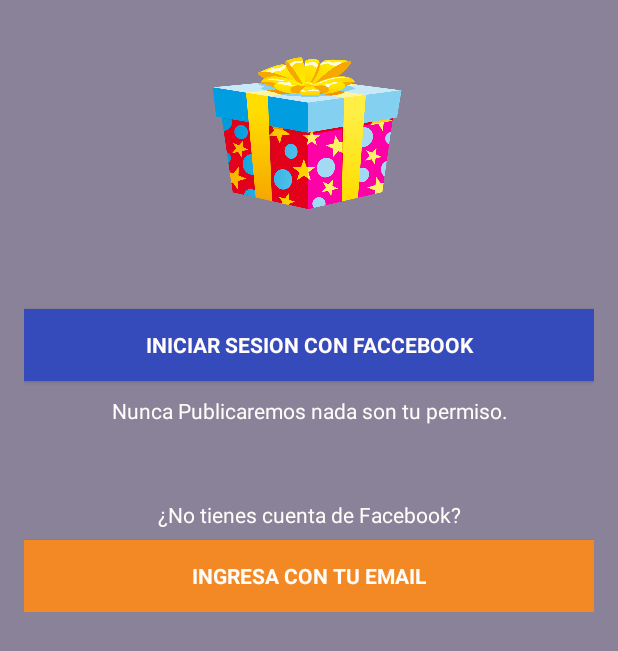
After one commit to xkiRox/Gifts, an Android app: the layout activity_login_facebook.xml on its own in the app's theme, with its tools: preview values and no code run, on a phone screen of 412 x 824 dp. The commit adds this screen. Shown: the top 651 px of the screen. Run offline under Robolectric (Android 15) with nearby library versions, the light colour scheme and no system bars.

Commit message:
nueva imagen

```diff
--- /dev/null
+++ b/app/src/main/res/layout/activity_login_facebook.xml
@@ -0,0 +1,102 @@
+<LinearLayout xmlns:android="http://schemas.android.com/apk/res/android"
+    xmlns:tools="http://schemas.android.com/tools"
+    android:layout_width="match_parent"
+    android:layout_height="match_parent"
+    android:gravity="center_horizontal"
+    android:orientation="vertical"
+    android:paddingBottom="@dimen/activity_vertical_margin"
+    android:paddingLeft="@dimen/activity_horizontal_margin"
+    android:paddingRight="@dimen/activity_horizontal_margin"
+    android:paddingTop="@dimen/activity_vertical_margin"
+    tools:context="com.example.ubiinc.gifts.LoginFacebookActivity"
+    android:background="#898299">
+
+    <!-- Login progress -->
+
+    <ImageView
+        android:layout_width="129dp"
+        android:layout_height="104dp"
+        android:background="@drawable/regalo"
+        android:layout_marginBottom="50dp"
+        android:layout_marginTop="20dp"/>
+
+    <ProgressBar
+        android:id="@+id/login_progress" style="?android:attr/progressBarStyleLarge"
+        android:layout_width="wrap_content"
+        android:layout_height="wrap_content"
+        android:layout_marginBottom="8dp"
+        android:visibility="gone" />
+
+    <ScrollView android:id="@+id/login_form"
+        android:layout_width="match_parent"
+        android:layout_height="match_parent">
+
+        <LinearLayout
+            android:id="@+id/email_login_form"
+            android:layout_width="match_parent"
+            android:layout_height="wrap_content"
+            android:orientation="vertical"
+            android:weightSum="1">
+
+            <android.support.design.widget.TextInputLayout
+                android:layout_width="match_parent"
+                android:layout_height="wrap_content">
+
+            </android.support.design.widget.TextInputLayout>
+
+            <android.support.design.widget.TextInputLayout android:layout_width="match_parent"
+                android:layout_height="wrap_content">
+
+            </android.support.design.widget.TextInputLayout>
+
+            <Button
+                android:id="@+id/email_sign_in_button"
+                style="?android:textAppearanceSmall"
+                android:layout_width="match_parent"
+                android:layout_height="wrap_content"
+                android:layout_marginTop="16dp"
+                android:text="@string/action_sign_in_Facebook"
+                android:textStyle="bold"
+                android:background="#354ABB"
+                android:textColor="#FFFCF9"
+
+
+                />
+
+            <TextView
+                android:layout_width="match_parent"
+                android:layout_height="wrap_content"
+                android:textAppearance="?android:attr/textAppearanceSmall"
+                android:text="Nunca Publicaremos nada son tu permiso."
+                android:id="@+id/textView"
+                android:layout_weight="0.43"
+                android:textColor="#FFFCF9"
+                android:textAlignment="center"
+                android:layout_marginTop="10dp"/>
+
+            <TextView
+                android:layout_width="match_parent"
+                android:layout_height="wrap_content"
+                android:textAppearance="?android:attr/textAppearanceSmall"
+                android:text="¿No tienes cuenta de Facebook?"
+                android:id="@+id/textView2"
+                android:layout_marginTop="50dp"
+                android:textColor="#FFFCF9"
+                android:textAlignment="center"/>
+
+            <Button
+                style="?android:textAppearanceSmall"
+                android:id="@+id/button"
+                android:layout_width="match_parent"
+                android:layout_height="wrap_content"
+                android:layout_marginTop="7dp"
+                android:text="@string/action_sign_in_Correo"
+                android:textStyle="bold"
+                android:background="#F38925"
+                android:textColor="#FFFCF9"
+                />
+
+
+        </LinearLayout>
+    </ScrollView>
+</LinearLayout>
--- a/app/src/main/res/values/colors.xml
+++ b/app/src/main/res/values/colors.xml
@@ -1,6 +1,6 @@
 <?xml version="1.0" encoding="utf-8"?>
 <resources>
-    <color name="colorPrimary">#3F51B5</color>
+    <color name="colorPrimary">#1E9998</color>
     <color name="colorPrimaryDark">#303F9F</color>
     <color name="colorAccent">#FFF</color>
 </resources>
--- a/app/src/main/res/values/strings.xml
+++ b/app/src/main/res/values/strings.xml
@@ -13,4 +13,10 @@
     <string name="permission_rationale">"Contacts permissions are needed for providing email
         completions."
     </string>
+
+    <string name="title_activity_login_facebook">Gift</string>
+    <string name="action_sign_in_Facebook">iniciar sesion con Faccebook</string>
+    <string name="action_sign_in_Correo">Ingresa con tu email</string>
+
+
 </resources>
--- a/app/src/main/res/values/styles.xml
+++ b/app/src/main/res/values/styles.xml
@@ -3,7 +3,7 @@
     <!-- Base application theme. -->
     <style name="AppTheme" parent="Theme.AppCompat.Light.DarkActionBar">
         <!-- Customize your theme here. -->
-        <item name="colorPrimary">@color/colorPrimary</item>
+        <item name="colorPrimary">#25DEC5</item>
         <item name="colorPrimaryDark">@color/colorPrimaryDark</item>
         <item name="colorAccent">@color/colorAccent</item>
     </style>
```
Also changed, not shown: app/src/main/AndroidManifest.xml (+7 -3 lines), app/src/main/java/com/example/ubiinc/gifts/LoginFacebookActivity.java (added, +349 -0 lines), app/src/main/res/layout/activity_login.xml (+10 -4 lines).
